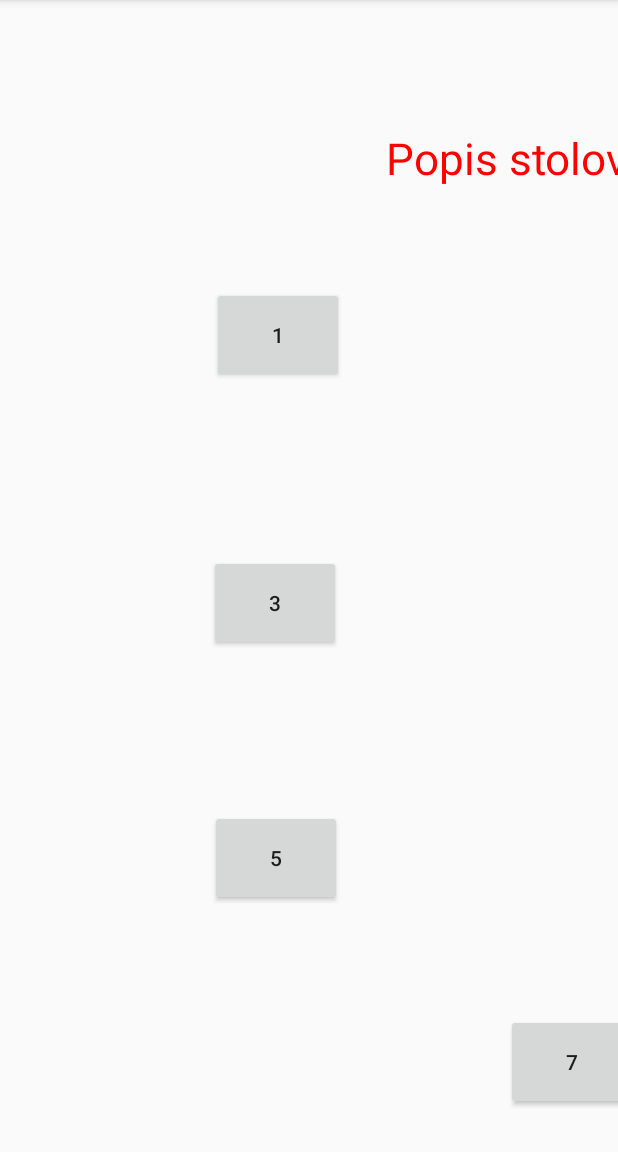
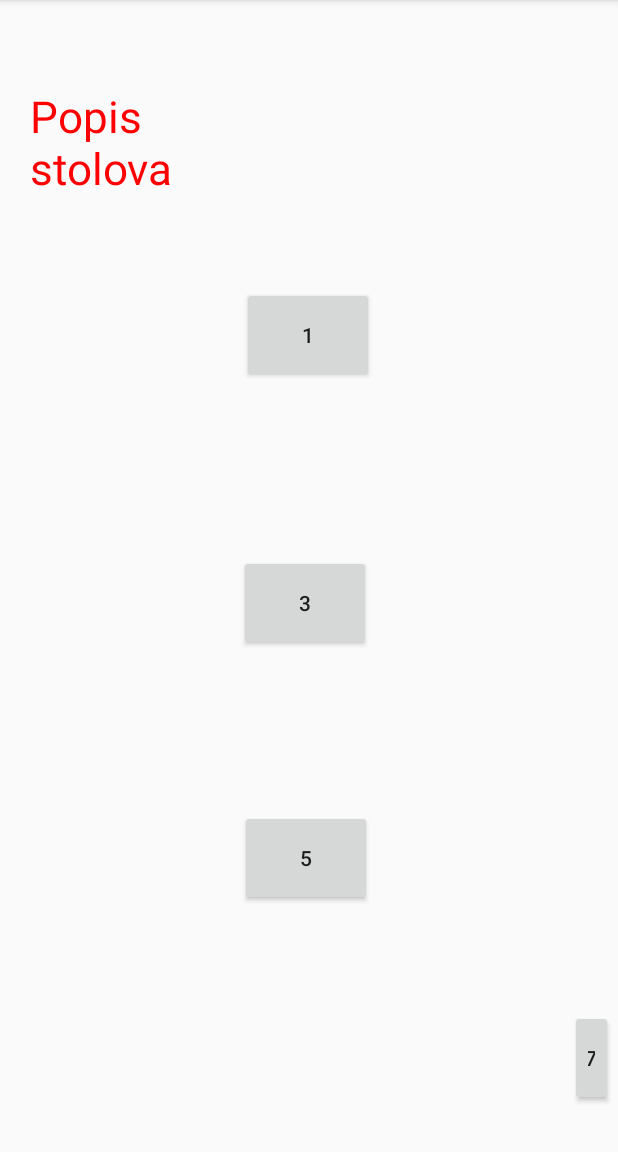
Before and after one commit to ivanmilas1/mOrder, an Android app: the PrikazStolovaActivity screen opened directly, with no data from a screen before it, on a phone screen of 412 x 824 dp, the part 84-1236 px from its top. Run offline under Robolectric (Android 15) with nearby library versions, the phone set to English and light mode, and no system bars; our stand-ins replace Firebase (no records; nobody signed in at launch, a user with empty details on screens opened directly).

Commit message:
Bugfixes, improvement for PrikazStolovaActivity
- refactoring Stol.java entity
- PrikazStolovaActivity now is connected to firestore and showing taken table/free table or table that is in ordering process

```diff
--- a/app/src/main/AndroidManifest.xml
+++ b/app/src/main/AndroidManifest.xml
@@ -19,7 +19,7 @@
             </intent-filter>
         </activity>
         <activity android:name="PrikazStolovaActivity" />
-        <activity android:name="DetaljiNarudzbeActitity" />
+        <activity android:name=".DetaljiNarudzbeActivity" />
         <activity android:name="PrijavaDjelatnikActivity" />
         <activity android:name="IzbornikDjelatnikActivity" />
         <activity android:name="NarucivanjeActivity"></activity>
--- a/app/src/main/java/hr/foi/morder/DetaljiNarudzbeActitity.java
+++ b/app/src/main/java/hr/foi/morder/DetaljiNarudzbeActivity.java
@@ -12,13 +12,13 @@ import java.util.ArrayList;
 import hr.foi.morder.djelatnik.ListAdapter;
 import hr.foi.morder.entities.Artikl2;
 
-public class DetaljiNarudzbeActitity extends AppCompatActivity
+public class DetaljiNarudzbeActivity extends AppCompatActivity
 {
-    private ListView listView;
-    private ListAdapter listAdapter;
     ArrayList<Artikl2> artikl2s = new ArrayList<>();
     Button btnPlaceOrder;
     ArrayList<Artikl2> artiklsNarudzba = new ArrayList<>();
+    private ListView listView;
+    private ListAdapter listAdapter;
 
     @Override
     protected void onCreate(@Nullable Bundle savedInstanceState) {
--- a/app/src/main/java/hr/foi/morder/PrikazStolovaActivity.java
+++ b/app/src/main/java/hr/foi/morder/PrikazStolovaActivity.java
@@ -4,21 +4,13 @@ import android.content.Intent;
 import android.graphics.Color;
 import android.os.Bundle;
 import android.support.annotation.NonNull;
-import android.support.design.widget.NavigationView;
-import android.support.v4.view.GravityCompat;
-import android.support.v4.widget.DrawerLayout;
-import android.support.v7.app.ActionBarDrawerToggle;
 import android.support.v7.app.AppCompatActivity;
-import android.support.v7.widget.LinearLayoutManager;
-import android.support.v7.widget.RecyclerView;
 import android.util.Log;
-import android.view.MenuItem;
 import android.view.View;
 import android.widget.Button;
 
 import com.google.android.gms.tasks.OnCompleteListener;
 import com.google.android.gms.tasks.Task;
-import com.google.firebase.database.DatabaseReference;
 import com.google.firebase.firestore.DocumentSnapshot;
 import com.google.firebase.firestore.FirebaseFirestore;
 import com.google.firebase.firestore.QuerySnapshot;
@@ -26,175 +18,99 @@ import com.google.firebase.firestore.QuerySnapshot;
 import java.util.ArrayList;
 import java.util.List;
 
-import hr.foi.morder.adapters.TableRecyclerAdapter;
 import hr.foi.morder.entities.Stol;
-
-import static android.support.v4.view.GravityCompat.START;
 
 public class PrikazStolovaActivity extends AppCompatActivity {
 
-    private DrawerLayout drawer;
-    private ActionBarDrawerToggle toggle;
-    private NavigationView navigation;
-    private RecyclerView recyclerView;
     private FirebaseFirestore database;
-    private TableRecyclerAdapter adapter;
-
-    DatabaseReference dbStol;
-
-    //ako nema narudžbe
-    int crvena = Color.rgb(179, 5, 5);
-    //ako je narudžba u izradi
-    int zuta = Color.rgb(225, 206, 132);
-    //ako je narudžba poslužena
-    int zelena = Color.rgb(78, 255, 167);
-
-    Button btnStol1=(Button)findViewById(R.id.btnStol1);
-    Button btnStol2=(Button)findViewById(R.id.btnStol2);
-    Button btnStol3=(Button)findViewById(R.id.btnStol3);
-    Button btnStol4=(Button)findViewById(R.id.btnStol4);
-    Button btnStol5=(Button)findViewById(R.id.btnStol5);
-    Button btnStol6=(Button)findViewById(R.id.btnStol6);
-    Button btnStol7=(Button)findViewById(R.id.btnStol7);
+    int crvena, zuta, zelena;
+    Button btnStol1, btnStol2, btnStol3, btnStol4, btnStol5, btnStol6, btnStol7;
 
     @Override
     protected void onCreate(Bundle savedInstanceState) {
         super.onCreate(savedInstanceState);
         setContentView(R.layout.activity_prikaz_stolova);
+        initColors();
+        final List<Button> listOfButtons = getButtonsInList();
+        final List<Stol> listaStolova = new ArrayList<>();
 
-        /*
-        dbStol=FirebaseDatabase.getInstance().getReference("Stol");
-        dbStol.addListenerForSingleValueEvent(valueEventListener);
+        database = FirebaseFirestore.getInstance();
+        database.collection("Stol")
+                .get()
+                .addOnCompleteListener(new OnCompleteListener<QuerySnapshot>() {
+                    @Override
+                    public void onComplete(@NonNull Task<QuerySnapshot> task) {
+                        if (task.isSuccessful()) {
+                            for (DocumentSnapshot documentSnapshot : task.getResult()) {
+                                Stol stol = documentSnapshot.toObject(Stol.class);
+                                listaStolova.add(stol);
 
-        //učitaj sve
-        Query upit=FirebaseDatabase.getInstance().getReference("Stol").orderByChild("id").equalTo("1");
+                            }
+                        } else {
+                            Log.d("Error", "Error getting data");
+                        }
+                        setOnClickListenerForAllButtons(listOfButtons);
+                        setButtonBehaviour(listOfButtons, listaStolova);
+                    }
+                });
+    }
 
-        //učitaj s određenim id-jem
-        upit.addListenerForSingleValueEvent(valueEventListener);
-        */
+    private void setButtonBehaviour(List<Button> listOfButtons, List<Stol> listaStolova) {
+        for (Stol item : listaStolova) {
+            for (Button itemButton : listOfButtons) {
+                if (String.valueOf(item.id ).equals(itemButton.getText()) ){
+                    if (item.stanje.equals("slobodan")) {
+                        itemButton.setBackgroundColor(zelena);
+                    } else if (item.stanje .equals("narudzbaUPripremi") ) {
+                        itemButton.setBackgroundColor(zuta);
+                    } else {
+                        itemButton.setBackgroundColor(crvena);
+                    }
+                }
+            }
+        }
+    }
 
-
-        Stol stol1 = new Stol(1);
-        Stol stol2 = new Stol(2);
-        Stol stol3 = new Stol(3);
-        Stol stol4 = new Stol(4);
-        Stol stol5 = new Stol(5);
-        Stol stol6 = new Stol(6);
-        Stol stol7 = new Stol(7);
-
-        List<Stol> listaStolova = new ArrayList<>();
-
-        listaStolova.add(stol1);
-        listaStolova.add(stol2);
-        listaStolova.add(stol3);
-        listaStolova.add(stol4);
-        listaStolova.add(stol5);
-        listaStolova.add(stol6);
-        listaStolova.add(stol7);
-
-        //u defaultu se svaki stol postavlja na slobodan, stanje se mijenja naknadno
-        for (Stol item : listaStolova) {
-            item.stanjeNarudzbe = "slobodan";
-        }
-
-        for (Stol item : listaStolova) {
-            int ids = item.StolID;
-            Button btnStol = (Button) findViewById(ids);
-            if (item.stanjeNarudzbe == "slobodan") {
-                btnStol.setBackgroundColor(crvena);
-            } else if (item.stanjeNarudzbe == "narudzbaUIzradi") {
-                btnStol.setBackgroundColor(zuta);
-            } else {
-                btnStol.setBackgroundColor(zelena);
-            }
-            btnStol.setOnClickListener(new View.OnClickListener() {
+    private void setOnClickListenerForAllButtons(List<Button> listOfButtons) {
+        for (Button itemButton : listOfButtons) {
+            // seting for all buttons onClickListener to start DetaljiNaruzdbeActivity
+            itemButton.setOnClickListener(new View.OnClickListener() {
                 @Override
                 public void onClick(View v) {
-                    Intent i = new Intent(v.getContext(), DetaljiNarudzbeActitity.class);
+                    Intent i = new Intent(v.getContext(), DetaljiNarudzbeActivity.class);
                     startActivity(i);
                 }
             });
         }
     }
 
-    private void loadDesks(){
-        database.collection("Stol").get().addOnCompleteListener(new OnCompleteListener<QuerySnapshot>() {
-            @Override
-            public void onComplete(@NonNull Task<QuerySnapshot> task) {
-                if(task.isSuccessful()){
-                    List<Stol> stolList=new ArrayList<>();
-                    for (DocumentSnapshot snapshot: task.getResult()){
-                        Stol stol=snapshot.toObject(Stol.class);
-                        stol.getStolID();
-                        switch (stol.getStolID()){
-                            case 1: ucitajBojuStola(btnStol1,stol.stanjeNarudzbe);
-                                    break;
-                            case 2: ucitajBojuStola(btnStol2,stol.stanjeNarudzbe);
-                                    break;
-                            case 3: ucitajBojuStola(btnStol3,stol.stanjeNarudzbe);
-                                break;
-                            case 4: ucitajBojuStola(btnStol4,stol.stanjeNarudzbe);
-                                break;
-                            case 5: ucitajBojuStola(btnStol5,stol.stanjeNarudzbe);
-                                break;
-                            case 6: ucitajBojuStola(btnStol6,stol.stanjeNarudzbe);
-                                break;
-                            case 7: ucitajBojuStola(btnStol7,stol.stanjeNarudzbe);
-                                break;
-                        }
-                        stol.getStanjeNarudzbe();
-                        stol.getKategorijaId();
-                        stolList.add(stol);
-                    }
-                    adapter=new TableRecyclerAdapter(stolList, getApplicationContext(), database);
-                    RecyclerView.LayoutManager layoutManager = new LinearLayoutManager(getApplicationContext());
-                    recyclerView.setLayoutManager(layoutManager);
-                    recyclerView.setAdapter(adapter);
-                }
-                else{
-                    Log.d("Error", "Error getting data");
-                }
-            }
-        });
+    private void initColors() {
+        //ako nema narudžbe
+        crvena = Color.rgb(179, 5, 5);
+        //ako je narudžba u izradi
+        zuta = Color.rgb(225, 206, 132);
+        //ako je narudžba poslužena
+        zelena = Color.rgb(78, 255, 167);
     }
 
-    private void setupDrawerContent(NavigationView nv){
-        nv.setNavigationItemSelectedListener(new NavigationView.OnNavigationItemSelectedListener() {
-            @Override
-            public boolean onNavigationItemSelected(@NonNull MenuItem menuItem) {
-                return false;
-            }
+    @NonNull
+    private List<Button> getButtonsInList() {
+        btnStol1 = findViewById(R.id.btnStol1);
+        btnStol2 = findViewById(R.id.btnStol2);
+        btnStol3 = findViewById(R.id.btnStol3);
+        btnStol4 = findViewById(R.id.btnStol4);
+        btnStol5 = findViewById(R.id.btnStol5);
+        btnStol6 = findViewById(R.id.btnStol6);
+        btnStol7 = findViewById(R.id.btnStol7);
 
-            public boolean onNavigationItemSelected() {
-                selectDrawerView();
-                return true;
-            }
-        });
-    }
-
-    private void selectDrawerView(){
-        loadDesks();
-        drawer.closeDrawer(START);
-    }
-
-    public void ucitajBojuStola(Button stol, String status){
-        if(status=="slobodan"){
-            stol.setBackgroundColor(crvena);
-        }
-        else if(status=="narudzbaUIzradi"){
-            stol.setBackgroundColor(zuta);
-        }
-        else{
-            stol.setBackgroundColor(zelena);
-        }
-    }
-
-
-    @Override
-    public boolean onOptionsItemSelected(MenuItem item) {
-        if(toggle.onOptionsItemSelected(item)){
-            return true;
-        }
-        return super.onOptionsItemSelected(item);
+        List<Button> listOfButtons = new ArrayList<>();
+        listOfButtons.add(btnStol1);
+        listOfButtons.add(btnStol2);
+        listOfButtons.add(btnStol3);
+        listOfButtons.add(btnStol4);
+        listOfButtons.add(btnStol5);
+        listOfButtons.add(btnStol6);
+        listOfButtons.add(btnStol7);
+        return listOfButtons;
     }
 }
--- a/app/src/main/res/layout/activity_main.xml
+++ b/app/src/main/res/layout/activity_main.xml
@@ -41,6 +41,7 @@
         android:layout_width="344dp"
         android:layout_height="0dp"
         android:layout_marginTop="302dp"
+        android:layout_marginEnd="8dp"
         android:layout_marginBottom="72dp"
         android:text="@string/dobrodosli"
         android:textColor="@color/common_google_signin_btn_text_dark_pressed"
--- a/app/src/main/res/layout/activity_prikaz_stolova.xml
+++ b/app/src/main/res/layout/activity_prikaz_stolova.xml
@@ -11,15 +11,24 @@
         android:id="@+id/guideline"
         android:layout_width="wrap_content"
         android:layout_height="wrap_content"
+        android:layout_marginStart="20dp"
+        android:layout_marginEnd="18dp"
         android:orientation="vertical"
-        app:layout_constraintGuide_begin="20dp" />
+        app:layout_constraintEnd_toStartOf="@+id/relativeLayout"
+        app:layout_constraintGuide_begin="20dp"
+        app:layout_constraintStart_toStartOf="parent" />
 
     <RelativeLayout
-        android:layout_width="691dp"
-        android:layout_height="879dp"
-        tools:ignore="MissingConstraints"
-        tools:layout_editor_absoluteX="64dp"
-        tools:layout_editor_absoluteY="-8dp">
+        android:id="@+id/relativeLayout"
+        android:layout_width="0dp"
+        android:layout_height="0dp"
+        android:layout_marginEnd="3dp"
+        app:layout_constraintBottom_toBottomOf="parent"
+        app:layout_constraintEnd_toEndOf="parent"
+        app:layout_constraintStart_toEndOf="@+id/guideline"
+        app:layout_constraintTop_toTopOf="parent"
+        app:layout_constraintVertical_bias="0.0"
+        tools:ignore="MissingConstraints">
 
         <Button
             android:id="@+id/btnStol7"
@@ -27,8 +36,8 @@
             android:layout_height="64dp"
             android:layout_alignParentStart="true"
             android:layout_alignParentTop="true"
-            android:layout_marginStart="337dp"
-            android:layout_marginTop="676dp"
+            android:layout_marginStart="360dp"
+            android:layout_marginTop="673dp"
             android:text="7" />
 
         <Button
@@ -76,8 +85,9 @@
             android:layout_width="wrap_content"
             android:layout_height="wrap_content"
             android:layout_alignParentTop="true"
-            android:layout_centerHorizontal="true"
-            android:layout_marginTop="85dp"
+            android:layout_alignParentEnd="true"
+            android:layout_marginTop="57dp"
+            android:layout_marginEnd="260dp"
             android:text="Popis stolova"
             android:textColor="#ff0000"
             android:textSize="29dp" />
```
Also changed, not shown: app/src/main/java/hr/foi/morder/entities/Stol.java (+15 -22 lines).
